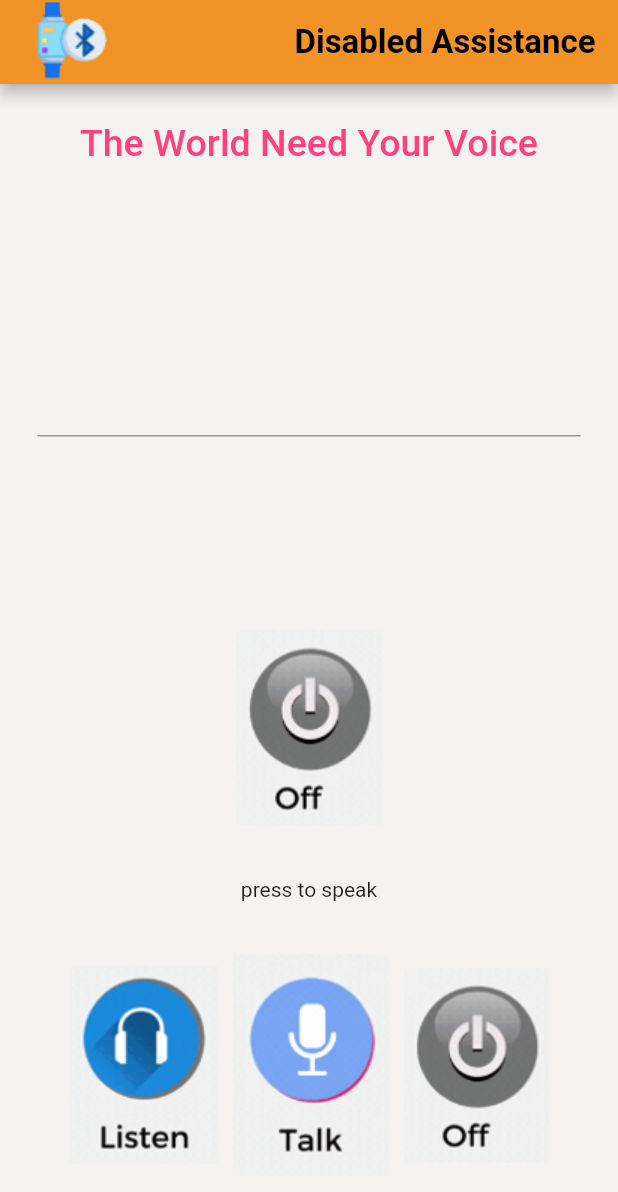
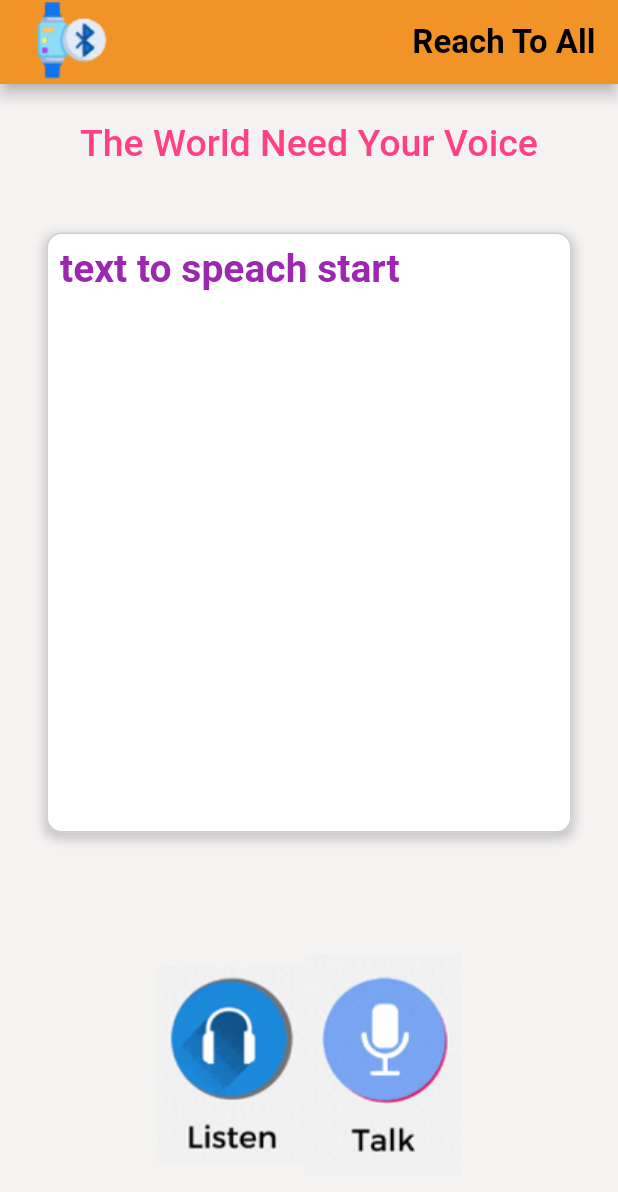
Before and after one commit to Thanoon12k/Speak-Loud, a Flutter app: the screen it shows after launch, on a phone screen of 412 x 824 dp. Shown: the top 1192 px of the screen. Run offline on Flutter 3.47's test engine with Material 2 defaults, Android fonts, the phone set to English and light mode, and no system bars; our stand-ins replace flutter_tts, get, speech_to_text; Roboto replaces fonts that are missing (birthdayYear).

Commit message:
befor rebrand

```diff
--- a/lib/controllers/tts_controller.dart
+++ b/lib/controllers/tts_controller.dart
@@ -1,7 +1,9 @@
 import 'package:flutter_tts/flutter_tts.dart';
+import 'package:get/get.dart';
 import 'package:get/get_state_manager/src/simple/get_controllers.dart';
 
 class TextToSpeechController extends GetxController {
+  final RxString mytext = "text to speach start".obs;
   final FlutterTts flutterTts = FlutterTts();
 
   Future speak(String newVoiceText,
--- a/lib/home.dart
+++ b/lib/home.dart
@@ -1,9 +1,10 @@
 import 'package:flutter/material.dart';
 import 'package:get/get.dart';
 
-import 'bluetooth.dart';
+import 'controllers/flutter_stt_con.dart';
 import 'controllers/stt_controller.dart';
 import 'controllers/tts_controller.dart';
+import 'bluetooth.dart';
 import 'package:speech_to_text/speech_to_text.dart' as stt;
 
 class HomeScreen extends StatelessWidget {
@@ -13,6 +14,7 @@ class HomeScreen extends StatelessWidget {
       Get.put(TextToSpeechController());
   final SpeachToTextController stt_controller =
       Get.put(SpeachToTextController());
+  final FlutterSpeechController fstt_con = Get.put(FlutterSpeechController());
 
   HomeScreen({super.key});
 
@@ -32,7 +34,7 @@ class HomeScreen extends StatelessWidget {
         actions: const [
           Center(
             child: Text(
-              "Disabled Assistance",
+              "Reach To All",
               style: TextStyle(
                 fontFamily: AutofillHints.birthdayYear,
                 fontWeight: FontWeight.w700,
@@ -61,55 +63,52 @@ class HomeScreen extends StatelessWidget {
             ),
           ),
         ),
-
         const SizedBox(height: 45),
         Container(
-          padding: const EdgeInsets.symmetric(horizontal: 25),
-          alignment: Alignment.topCenter,
-          child: TextField(
-            maxLines: 4,
-            controller: txtcon,
-            style: const TextStyle(
-              fontSize: 24,
-              color: Colors.pinkAccent,
-              fontWeight: FontWeight.w700,
+          width: 350,
+          height: 400,
+          decoration: BoxDecoration(
+            color: Colors.white,
+            borderRadius: BorderRadius.circular(10.0),
+            boxShadow: [
+              BoxShadow(
+                color: Colors.grey.withOpacity(0.5),
+                spreadRadius: 2,
+                blurRadius: 5,
+                offset: Offset(0, 3), // changes position of shadow
+              ),
+            ],
+            border: Border.all(
+              color: Colors.grey.withOpacity(0.5),
+              width: 1.0,
             ),
-            textInputAction: TextInputAction.newline,
-            onChanged: (value) {
-              final lastChar = value.substring(value.length - 1);
-              if (lastChar == '\n') {
-                FocusScope.of(context).unfocus();
-              }
-            },
+          ),
+          child: Obx(
+            () => Padding(
+              padding: const EdgeInsets.all(8.0),
+              child: Text(
+                tts_controller.mytext.value,
+                style: const TextStyle(
+                  fontSize: 26,
+                  color: Colors.purple,
+                  fontWeight: FontWeight.w700,
+                  decorationColor: Colors.purple,
+                  decorationThickness: 2,
+                ),
+              ),
+            ),
           ),
         ),
         const Expanded(child: Text("")),
-        Obx(() => stt_controller.is_listeninig.value
-            ? Image.asset("images/talk.PNG")
-            : Image.asset("images/off.PNG")),
-        const SizedBox(height: 35),
-        Obx(() => Text(stt_controller.txttospeaking.value)),
         const SizedBox(height: 35),
         Row(
           mainAxisAlignment: MainAxisAlignment.center,
           children: [
-            GestureDetector(
-              child: Image.asset("images/listen.PNG"),
-              onTap: () async {
-                print('pressed');
-                await stt_controller.listen();
-              },
-            ),
-            const SizedBox(width: 10),
-            GestureDetector(
-              child: Image.asset("images/talk.PNG"),
-              onTap: () async {
-                debugPrint('speaking .. $txtcon.text');
-                await tts_controller.speak(txtcon.text);
-              },
-            ),
-            const SizedBox(width: 10),
-            Image.asset("images/off.PNG"),
+            listner_button(tts_controller: tts_controller, fstt_con: fstt_con),
+
+            talker_button(tts_controller: tts_controller),
+
+            // Image.asset("images/off.PNG"),
           ],
         ),
         const SizedBox(
@@ -119,3 +118,45 @@ class HomeScreen extends StatelessWidget {
     );
   }
 }
+
+class talker_button extends StatelessWidget {
+  const talker_button({
+    super.key,
+    required this.tts_controller,
+  });
+
+  final TextToSpeechController tts_controller;
+
+  @override
+  Widget build(BuildContext context) {
+    return GestureDetector(
+      child: Image.asset("images/talk.PNG"),
+      onTap: () async {
+        tts_controller.mytext.value = "how are you ....";
+        await tts_controller.speak(tts_controller.mytext.value);
+      },
+    );
+  }
+}
+
+class listner_button extends StatelessWidget {
+  const listner_button({
+    super.key,
+    required this.tts_controller,
+    required this.fstt_con,
+  });
+
+  final TextToSpeechController tts_controller;
+  final FlutterSpeechController fstt_con;
+
+  @override
+  Widget build(BuildContext context) {
+    return GestureDetector(
+      child: Image.asset("images/listen.PNG"),
+      onTap: () async {
+        tts_controller.mytext.value = "speach to text started ...";
+        fstt_con.startListening();
+      },
+    );
+  }
+}
--- a/lib/main.dart
+++ b/lib/main.dart
@@ -10,7 +10,7 @@ class MyApp extends StatelessWidget {
   Widget build(BuildContext context) {
     return MaterialApp(
       debugShowCheckedModeBanner: false,
-      title: 'Speak Loud',
+      title: 'Reach To All',
       theme: ThemeData(
         primarySwatch: Colors.blue,
       ),
```
Also changed, not shown: lib/controllers/flutter_stt_con.dart (added, +167 -0 lines), lib/controllers/stt_controller.dart (+26 -21 lines), images/dd.PNG (added), 1 other file.
